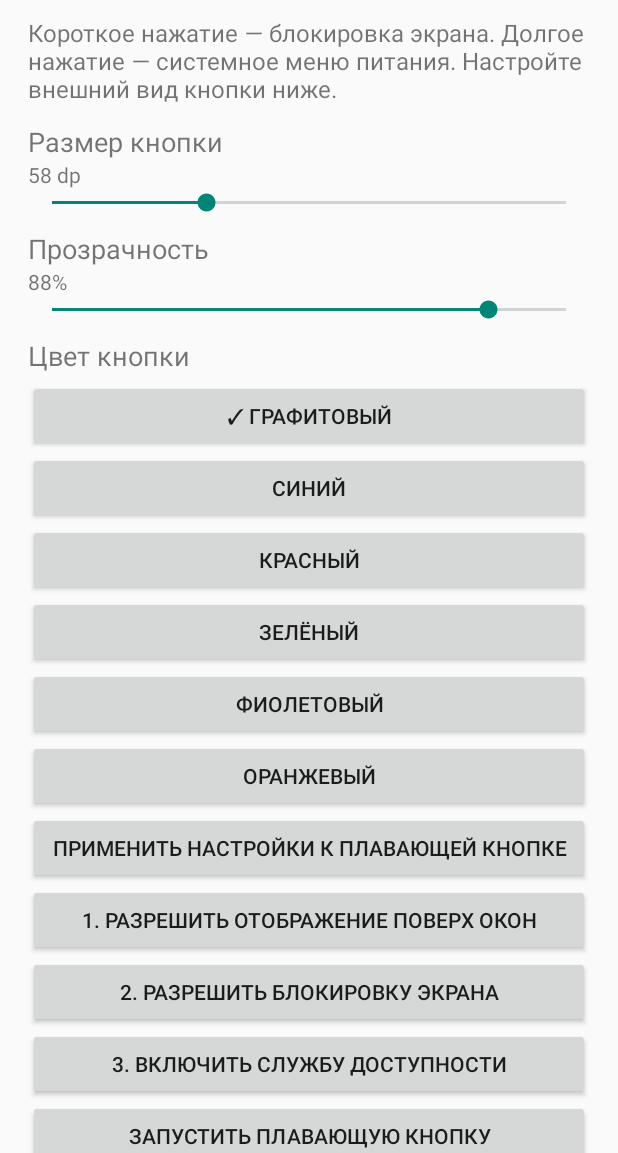
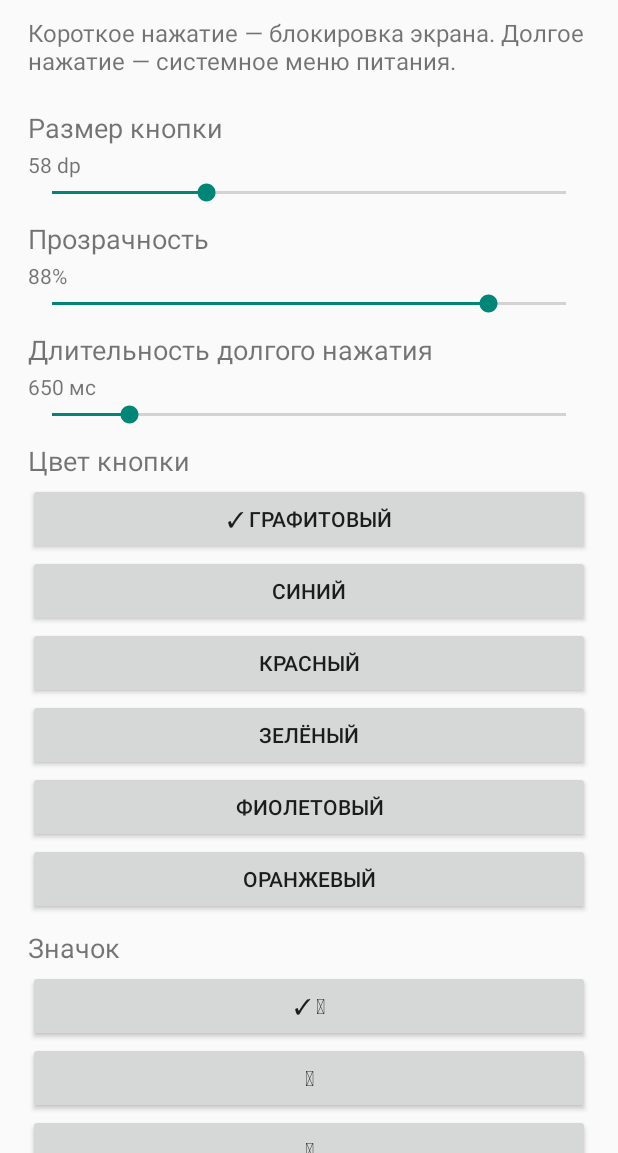
Before and after one commit to 1979207-lab/Power-Button, an Android app: the screen it shows after launch (MainActivity), on a phone screen of 412 x 824 dp, the part 83-1236 px from its top. Run offline under Robolectric (Android 15) with nearby library versions, the phone set to English and light mode, and no system bars.

Commit message:
Add advanced button behavior settings

```diff
--- a/app/src/main/java/com/powerbutton/pro/MainActivity.kt
+++ b/app/src/main/java/com/powerbutton/pro/MainActivity.kt
@@ -9,7 +9,6 @@ import android.net.Uri
 import android.os.Build
 import android.os.Bundle
 import android.provider.Settings
-import android.view.ViewGroup
 import android.widget.Button
 import android.widget.LinearLayout
 import android.widget.ScrollView
@@ -21,112 +20,97 @@ class MainActivity : Activity() {
 
     override fun onCreate(savedInstanceState: Bundle?) {
         super.onCreate(savedInstanceState)
-        val root = LinearLayout(this).apply {
-            orientation = LinearLayout.VERTICAL
-            setPadding(28, 30, 28, 24)
-        }
-        val scroll = ScrollView(this)
-        scroll.addView(root)
+        val root = LinearLayout(this).apply { orientation = LinearLayout.VERTICAL; setPadding(28, 30, 28, 24) }
+        val scroll = ScrollView(this).also { it.addView(root) }
         root.addView(TextView(this).apply { text = "Power Button PRO"; textSize = 26f })
         root.addView(TextView(this).apply {
-            text = "Короткое нажатие — блокировка экрана. Долгое нажатие — системное меню питания. Настройте внешний вид кнопки ниже."
-            textSize = 16f
-            setPadding(0, 16, 0, 18)
+            text = "Короткое нажатие — блокировка экрана. Долгое нажатие — системное меню питания."
+            textSize = 16f; setPadding(0, 16, 0, 18)
         })
 
-        fun addButton(label: String, action: () -> Unit) {
-            root.addView(Button(this).apply {
-                text = label
-                setOnClickListener { action() }
+        fun heading(s: String) { root.addView(TextView(this).apply { text = s; textSize = 18f; setPadding(0, 14, 0, 4) }) }
+        fun action(label: String, run: () -> Unit) { root.addView(Button(this).apply { text = label; setOnClickListener { run() } }) }
+        fun seek(title: String, key: String, min: Int, max: Int, default: Int, suffix: String) {
+            heading(title)
+            val label = TextView(this)
+            val bar = SeekBar(this).apply { this.max = max - min; progress = (prefs.getInt(key, default) - min).coerceIn(0, max-min) }
+            fun show() { label.text = "${bar.progress + min}$suffix" }
+            show()
+            bar.setOnSeekBarChangeListener(object : SeekBar.OnSeekBarChangeListener {
+                override fun onProgressChanged(s: SeekBar?, p: Int, user: Boolean) { show() }
+                override fun onStartTrackingTouch(s: SeekBar?) {}
+                override fun onStopTrackingTouch(s: SeekBar?) { prefs.edit().putInt(key, bar.progress + min).apply() }
             })
+            root.addView(label); root.addView(bar)
+        }
+        seek("Размер кнопки", "size", 40, 100, 58, " dp")
+        seek("Прозрачность", "opacity", 20, 100, 88, "%")
+        seek("Длительность долгого нажатия", "long_press_ms", 500, 1500, 650, " мс")
+
+        heading("Цвет кнопки")
+        val colors = listOf("Графитовый" to 0xFF202124.toInt(), "Синий" to 0xFF1565C0.toInt(),
+            "Красный" to 0xFFC62828.toInt(), "Зелёный" to 0xFF2E7D32.toInt(),
+            "Фиолетовый" to 0xFF6A1B9A.toInt(), "Оранжевый" to 0xFFEF6C00.toInt())
+        colors.forEach { (name, color) ->
+            action((if (prefs.getInt("color", colors[0].second) == color) "✓ " else "") + name) {
+                prefs.edit().putInt("color", color).apply()
+                refreshService()
+                recreate()
+            }
         }
 
-        root.addView(TextView(this).apply { text = "Размер кнопки"; textSize = 18f })
-        val sizeLabel = TextView(this)
-        val sizeSeek = SeekBar(this).apply {
-            max = 60
-            progress = (prefs.getInt("size", 58) - 40).coerceIn(0, 60)
-        }
-        fun updateSizeLabel() { sizeLabel.text = "${sizeSeek.progress + 40} dp" }
-        updateSizeLabel()
-        sizeSeek.setOnSeekBarChangeListener(object : SeekBar.OnSeekBarChangeListener {
-            override fun onProgressChanged(seekBar: SeekBar?, progress: Int, fromUser: Boolean) { updateSizeLabel() }
-            override fun onStartTrackingTouch(seekBar: SeekBar?) {}
-            override fun onStopTrackingTouch(seekBar: SeekBar?) {
-                prefs.edit().putInt("size", sizeSeek.progress + 40).apply()
-            }
-        })
-        root.addView(sizeLabel)
-        root.addView(sizeSeek)
-
-        root.addView(TextView(this).apply { text = "Прозрачность"; textSize = 18f; setPadding(0, 14, 0, 0) })
-        val opacityLabel = TextView(this)
-        val opacitySeek = SeekBar(this).apply {
-            max = 80
-            progress = (prefs.getInt("opacity", 88) - 20).coerceIn(0, 80)
-        }
-        fun updateOpacityLabel() { opacityLabel.text = "${opacitySeek.progress + 20}%" }
-        updateOpacityLabel()
-        opacitySeek.setOnSeekBarChangeListener(object : SeekBar.OnSeekBarChangeListener {
-            override fun onProgressChanged(seekBar: SeekBar?, progress: Int, fromUser: Boolean) { updateOpacityLabel() }
-            override fun onStartTrackingTouch(seekBar: SeekBar?) {}
-            override fun onStopTrackingTouch(seekBar: SeekBar?) {
-                prefs.edit().putInt("opacity", opacitySeek.progress + 20).apply()
-            }
-        })
-        root.addView(opacityLabel)
-        root.addView(opacitySeek)
-
-        root.addView(TextView(this).apply { text = "Цвет кнопки"; textSize = 18f; setPadding(0, 14, 0, 6) })
-        val colors = listOf(
-            "Графитовый" to 0xFF202124.toInt(),
-            "Синий" to 0xFF1565C0.toInt(),
-            "Красный" to 0xFFC62828.toInt(),
-            "Зелёный" to 0xFF2E7D32.toInt(),
-            "Фиолетовый" to 0xFF6A1B9A.toInt(),
-            "Оранжевый" to 0xFFEF6C00.toInt()
-        )
-        val colorRow = LinearLayout(this).apply { orientation = LinearLayout.VERTICAL }
-        colors.forEach { (name, color) ->
-            colorRow.addView(Button(this).apply {
-                text = if (prefs.getInt("color", 0xFF202124.toInt()) == color) "✓ $name" else name
-                setOnClickListener {
-                    prefs.edit().putInt("color", color).apply()
-                    for (i in 0 until colorRow.childCount) {
-                        val b = colorRow.getChildAt(i) as Button
-                        b.text = colors[i].first
-                    }
-                    text = "✓ $name"
-                }
-            })
-        }
-        root.addView(colorRow)
-
-        addButton("Применить настройки к плавающей кнопке") {
-            if (Settings.canDrawOverlays(this)) {
-                stopService(Intent(this, FloatingButtonService::class.java))
-                val service = Intent(this, FloatingButtonService::class.java)
-                if (Build.VERSION.SDK_INT >= 26) startForegroundService(service) else startService(service)
-            } else {
-                startActivity(Intent(Settings.ACTION_MANAGE_OVERLAY_PERMISSION, Uri.parse("package:$packageName")))
+        heading("Значок")
+        val icons = listOf("⏻", "⏼", "⏽", "●")
+        icons.forEachIndexed { index, symbol ->
+            action((if (prefs.getInt("icon_index", 0) == index) "✓ " else "") + symbol) {
+                prefs.edit().putInt("icon_index", index).apply(); refreshService(); recreate()
             }
         }
-        addButton("1. Разрешить отображение поверх окон") {
+
+        heading("Дополнительные функции")
+        val vibration = android.widget.CheckBox(this).apply {
+            text = "Вибрация при нажатии"; isChecked = prefs.getBoolean("vibration", true)
+            setOnCheckedChangeListener { _, checked -> prefs.edit().putBoolean("vibration", checked).apply() }
+        }
+        root.addView(vibration)
+        val snap = android.widget.CheckBox(this).apply {
+            text = "Прилипание к ближайшему краю"; isChecked = prefs.getBoolean("snap_edge", true)
+            setOnCheckedChangeListener { _, checked -> prefs.edit().putBoolean("snap_edge", checked).apply() }
+        }
+        root.addView(snap)
+
+        action("Применить настройки") { refreshService() }
+        action("Скрыть кнопку на 30 секунд") {
+            startService(Intent(this, FloatingButtonService::class.java).setAction(FloatingButtonService.ACTION_HIDE_TEMP))
+        }
+        action("1. Разрешить отображение поверх окон") {
             if (!Settings.canDrawOverlays(this)) startActivity(Intent(Settings.ACTION_MANAGE_OVERLAY_PERMISSION, Uri.parse("package:$packageName")))
         }
-        addButton("2. Разрешить блокировку экрана") {
+        action("2. Разрешить блокировку экрана") {
             val c = ComponentName(this, LockAdminReceiver::class.java)
             val d = getSystemService(Context.DEVICE_POLICY_SERVICE) as DevicePolicyManager
-            if (!d.isAdminActive(c)) startActivity(Intent(DevicePolicyManager.ACTION_ADD_DEVICE_ADMIN).putExtra(DevicePolicyManager.EXTRA_DEVICE_ADMIN, c).putExtra(DevicePolicyManager.EXTRA_ADD_EXPLANATION, "Нужно для блокировки экрана коротким нажатием."))
+            if (!d.isAdminActive(c)) startActivity(Intent(DevicePolicyManager.ACTION_ADD_DEVICE_ADMIN)
+                .putExtra(DevicePolicyManager.EXTRA_DEVICE_ADMIN, c)
+                .putExtra(DevicePolicyManager.EXTRA_ADD_EXPLANATION, "Нужно для блокировки экрана коротким нажатием."))
         }
-        addButton("3. Включить службу доступности") { startActivity(Intent(Settings.ACTION_ACCESSIBILITY_SETTINGS)) }
-        addButton("Запустить плавающую кнопку") {
+        action("3. Включить службу доступности") { startActivity(Intent(Settings.ACTION_ACCESSIBILITY_SETTINGS)) }
+        action("Запустить плавающую кнопку") {
             if (Settings.canDrawOverlays(this)) {
                 val i = Intent(this, FloatingButtonService::class.java)
                 if (Build.VERSION.SDK_INT >= 26) startForegroundService(i) else startService(i)
-            }
+            } else startActivity(Intent(Settings.ACTION_MANAGE_OVERLAY_PERMISSION, Uri.parse("package:$packageName")))
         }
-        addButton("Остановить плавающую кнопку") { stopService(Intent(this, FloatingButtonService::class.java)) }
+        action("Остановить плавающую кнопку") { stopService(Intent(this, FloatingButtonService::class.java)) }
         setContentView(scroll)
     }
+
+    private fun refreshService() {
+        if (!Settings.canDrawOverlays(this)) {
+            startActivity(Intent(Settings.ACTION_MANAGE_OVERLAY_PERMISSION, Uri.parse("package:$packageName")))
+            return
+        }
+        stopService(Intent(this, FloatingButtonService::class.java))
+        val i = Intent(this, FloatingButtonService::class.java)
+        if (Build.VERSION.SDK_INT >= 26) startForegroundService(i) else startService(i)
+    }
 }
```
